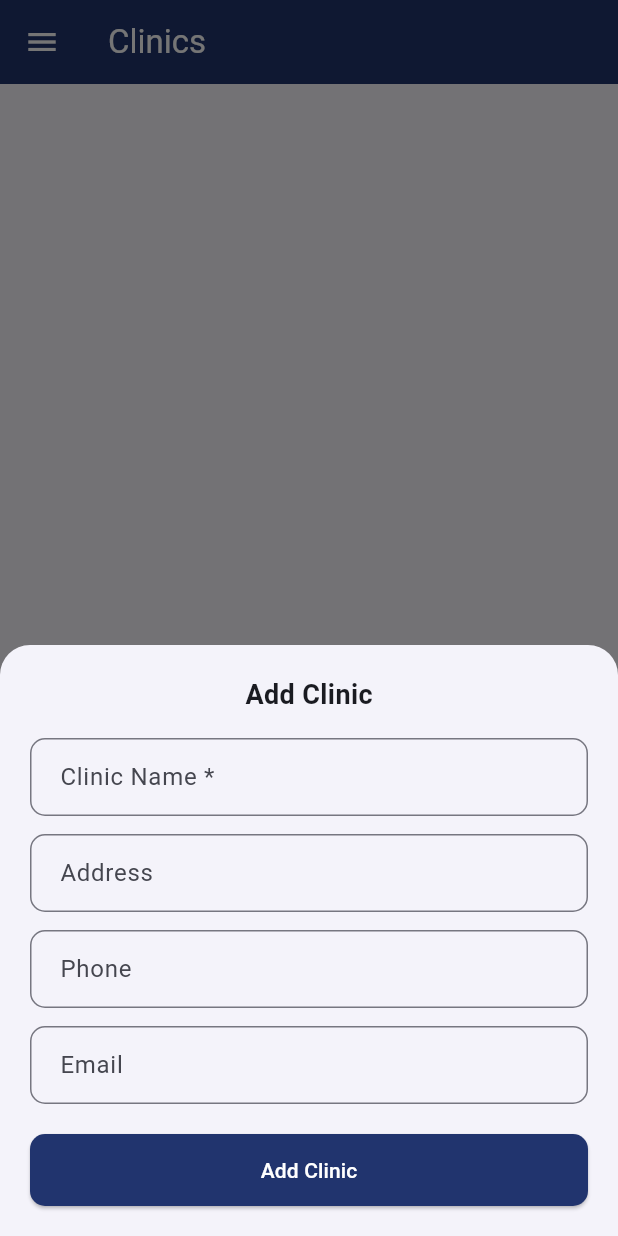
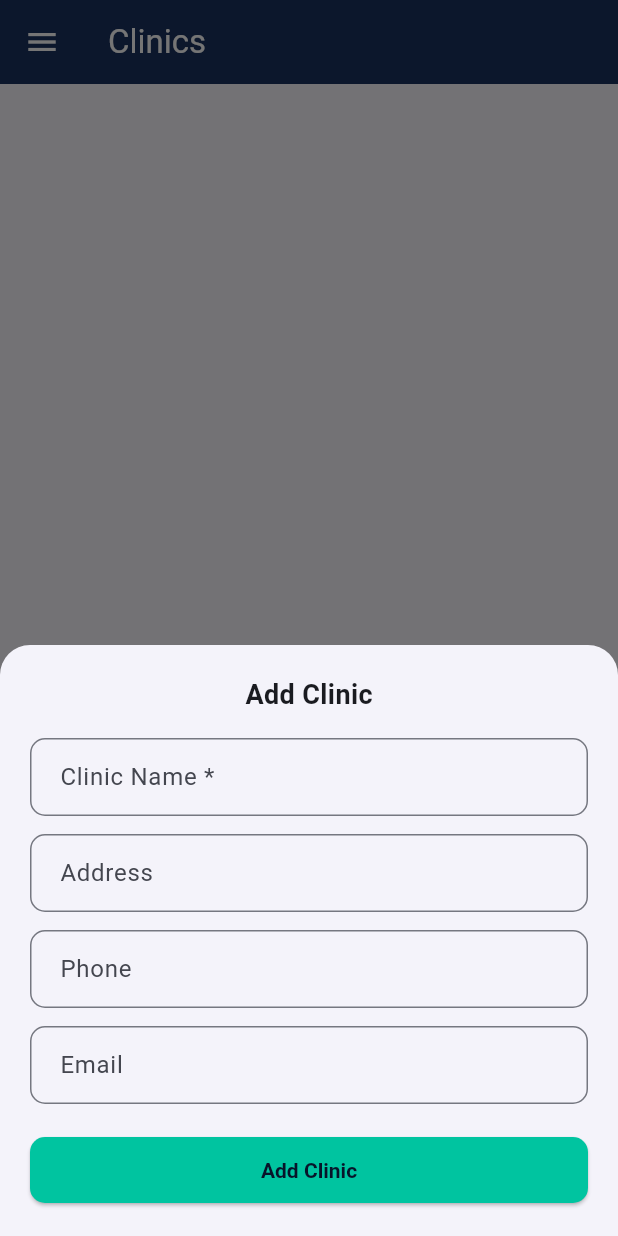
Before and after one commit to Manoore/ComplianceTracking, a Flutter app: the ClinicsScreen screen opened by its route, after a tap on the "add" icon, on a phone screen of 412 x 824 dp. Run offline on Flutter 3.47's test engine with Material 3 defaults, Android fonts, the phone set to English and light mode, and no system bars; our stand-ins replace flutter_secure_storage, geolocator, go_router, image_picker; accounts and stored records are empty; network calls fail.

Commit message:
Sync app colors and fonts with CompliNow brand identity
Web:
- Replace generic Tailwind blue palette with exact brand colors (#1B3260 navy, #07142A deep navy)
- Add teal palette (#00C4A0 Now Teal, #00917A Teal Deep)
- Switch primary buttons from navy to teal — teal is the CTA accent, navy is the surface
- Replace Poppins/Rubik/Source Serif fonts with Outfit (display) + DM Sans (body)
- Update focus rings and input borders to teal

Mobile:
- Fix kBrand to #1B3260 (was #21346E, off from logo)
- Add kTeal (#00C4A0) and kDeepNavy (#07142A) constants
- Switch ElevatedButton to teal background with deep navy text
- Add teal focus border on inputs, teal fill on checkboxes/switches
- Active drawer item icon/text now teal (was navy-on-white, low contrast)

```diff
--- a/mobile/lib/theme.dart
+++ b/mobile/lib/theme.dart
@@ -1,15 +1,24 @@
 import 'package:flutter/material.dart';
 
-const kBrand = Color(0xFF21346E);
-const kBrand700 = Color(0xFF1a2a5a);
-const kBrand100 = Color(0xFFdce3f5);
+// CompliNow brand palette — mirrors the logo mark exactly
+const kDeepNavy  = Color(0xFF07142A);  // darkest surface
+const kBrand     = Color(0xFF1B3260);  // Brand Navy — sidebar, AppBar
+const kBrand700  = Color(0xFF162A52);  // hover / border on dark surfaces
+const kBrand100  = Color(0xFFDCE8F8);  // active tile tint
+const kTeal      = Color(0xFF00C4A0);  // Now Teal — primary CTA accent
+const kTealDeep  = Color(0xFF00917A);  // Teal Deep — hover
+
 const kSuccess = Color(0xFF16a34a);
 const kWarning = Color(0xFFd97706);
-const kDanger = Color(0xFFdc2626);
+const kDanger  = Color(0xFFdc2626);
 
 ThemeData appTheme() => ThemeData(
       useMaterial3: true,
-      colorScheme: ColorScheme.fromSeed(seedColor: kBrand, primary: kBrand),
+      colorScheme: ColorScheme.fromSeed(
+        seedColor: kBrand,
+        primary: kBrand,
+        secondary: kTeal,
+      ),
       appBarTheme: const AppBarTheme(
         backgroundColor: kBrand,
         foregroundColor: Colors.white,
@@ -17,20 +26,38 @@ ThemeData appTheme() => ThemeData(
       ),
       elevatedButtonTheme: ElevatedButtonThemeData(
         style: ElevatedButton.styleFrom(
-          backgroundColor: kBrand,
-          foregroundColor: Colors.white,
+          backgroundColor: kTeal,
+          foregroundColor: kDeepNavy,
           padding: const EdgeInsets.symmetric(horizontal: 24, vertical: 14),
           shape: RoundedRectangleBorder(borderRadius: BorderRadius.circular(10)),
+          textStyle: const TextStyle(fontWeight: FontWeight.w600),
         ),
       ),
       inputDecorationTheme: InputDecorationTheme(
         border: OutlineInputBorder(borderRadius: BorderRadius.circular(10)),
+        focusedBorder: OutlineInputBorder(
+          borderRadius: BorderRadius.circular(10),
+          borderSide: const BorderSide(color: kTeal, width: 2),
+        ),
         contentPadding: const EdgeInsets.symmetric(horizontal: 16, vertical: 14),
       ),
       cardTheme: CardTheme(
         elevation: 1,
         shape: RoundedRectangleBorder(borderRadius: BorderRadius.circular(12)),
         margin: const EdgeInsets.symmetric(horizontal: 16, vertical: 6),
+      ),
+      checkboxTheme: CheckboxThemeData(
+        fillColor: WidgetStateProperty.resolveWith(
+          (states) => states.contains(WidgetState.selected) ? kTeal : null,
+        ),
+      ),
+      switchTheme: SwitchThemeData(
+        thumbColor: WidgetStateProperty.resolveWith(
+          (states) => states.contains(WidgetState.selected) ? kTeal : null,
+        ),
+        trackColor: WidgetStateProperty.resolveWith(
+          (states) => states.contains(WidgetState.selected) ? kTeal.withOpacity(0.4) : null,
+        ),
       ),
     );
 
--- a/mobile/lib/widgets/app_drawer.dart
+++ b/mobile/lib/widgets/app_drawer.dart
@@ -3,7 +3,7 @@ import 'package:go_router/go_router.dart';
 import 'package:provider/provider.dart';
 import '../main.dart';
 import '../services/permissions_service.dart';
-import '../theme.dart';
+import '../theme.dart' show kBrand, kBrand100, kTeal;
 import 'complinow_mark.dart';
 
 class AppDrawer extends StatelessWidget {
@@ -78,10 +78,10 @@ class AppDrawer extends StatelessWidget {
     final current = GoRouterState.of(context).matchedLocation;
     final isActive = route == '/' ? current == '/' : current.startsWith(route);
     return ListTile(
-      leading: Icon(icon, color: isActive ? kBrand : null),
+      leading: Icon(icon, color: isActive ? kTeal : null),
       title: Text(label, style: TextStyle(
         fontWeight: isActive ? FontWeight.w600 : FontWeight.normal,
-        color: isActive ? kBrand : null,
+        color: isActive ? kTeal : null,
       )),
       selected: isActive,
       selectedTileColor: kBrand100,
```
Also changed, not shown: 3 other files.
